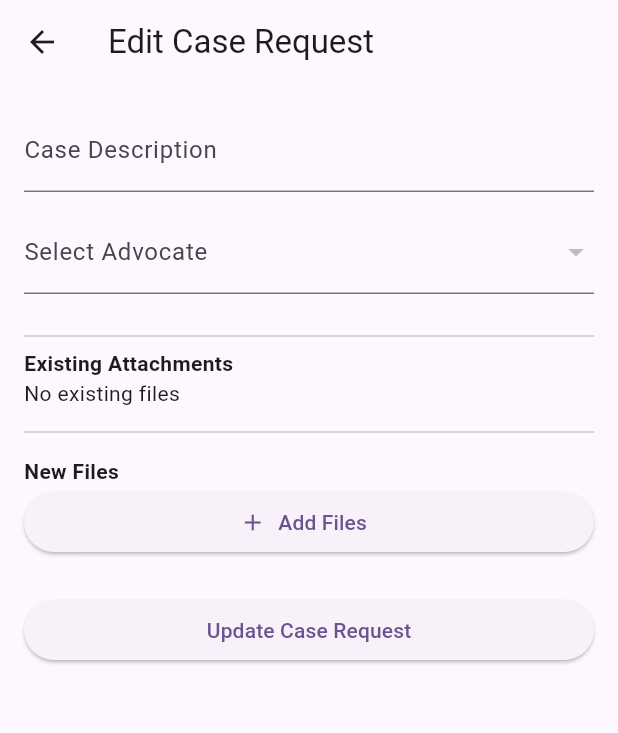
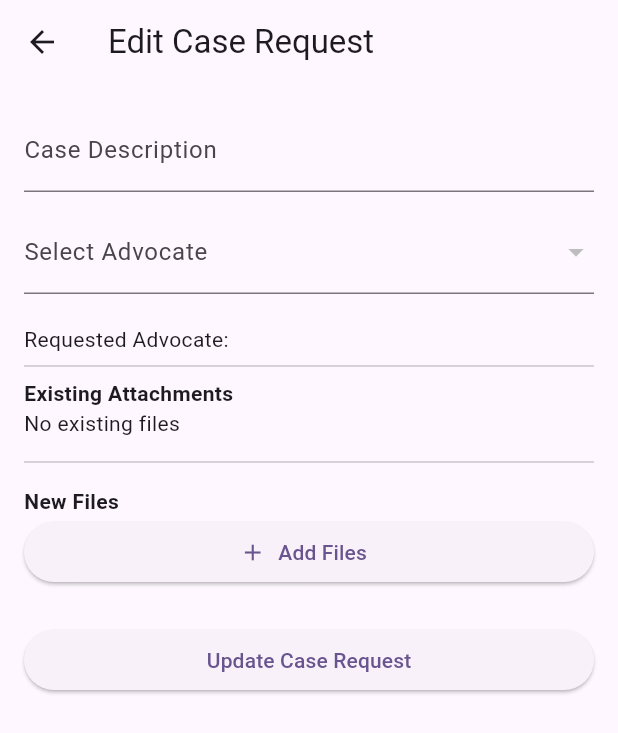
Before and after one commit to AmitRoy3370/UkilChai-User-Version-Flutter-Appliaction, a Flutter app: the EditCaseRequestPage screen opened directly with empty values, on a phone screen of 412 x 824 dp. Shown: the top 733 px of the screen. Run offline on Flutter 3.47's test engine with Material 3 defaults, Android fonts, the phone set to English and light mode, and no system bars; our stand-ins replace audioplayers, dio, file_picker, flutter_map, geolocator, image_picker and 5 more; missing offline and left inert: dart:html, dart:js, dart:ui_web, flutter_pdfview, stomp_dart_client, syncfusion_flutter_pdfviewer; accounts and stored records are empty; network calls fail.

Commit message:
Updated files before pulling latest changes

```diff
--- a/lib/CaseRelatedPages/edit_case_request_page.dart
+++ b/lib/CaseRelatedPages/edit_case_request_page.dart
@@ -253,19 +253,7 @@ class _EditCaseRequestPageState extends State<EditCaseRequestPage> {
                     const SizedBox(height: 20),
 
                     if(requestedAdvocateId != null)
-                    FutureBuilder<String>(
-                      future: getAdvocateName(requestedAdvocateId),
-                      builder: (context, snapshot) {
-                        if (snapshot.connectionState ==
-                            ConnectionState.waiting) {
-                          return const Text("Loading advocate...");
-                        }
-                        if (!snapshot.hasData || snapshot.hasError) {
-                          return const SizedBox.shrink();
-                        }
-                        return Text("Requested Advocate: ${snapshot.data}");
-                      },
-                    ),
+                      Text("Requested Advocate: ${widget.caseRequest.requestAdvocateName}"),
                     const Divider(),
 
 
```
Also changed, not shown: 1 other file.
